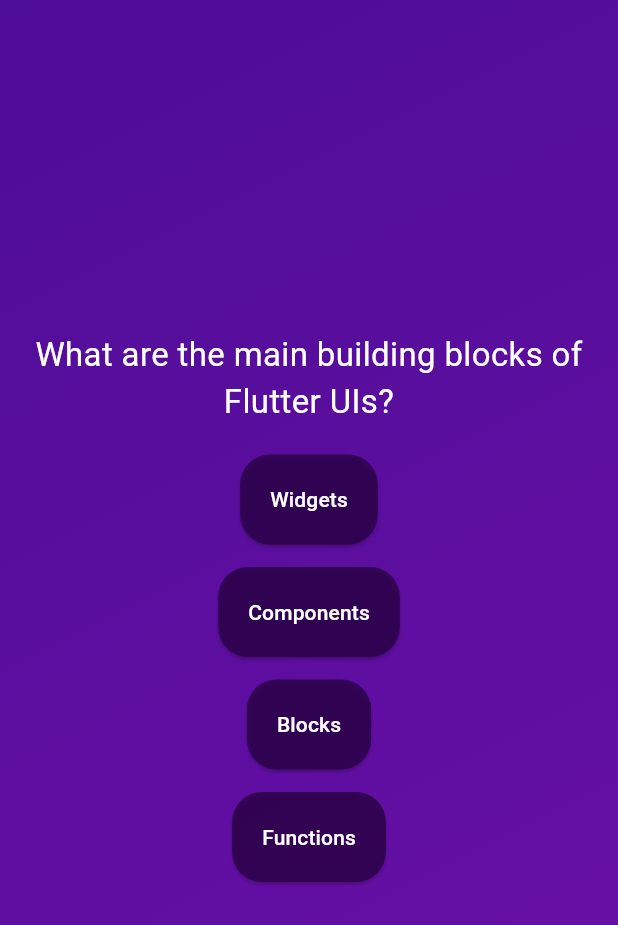
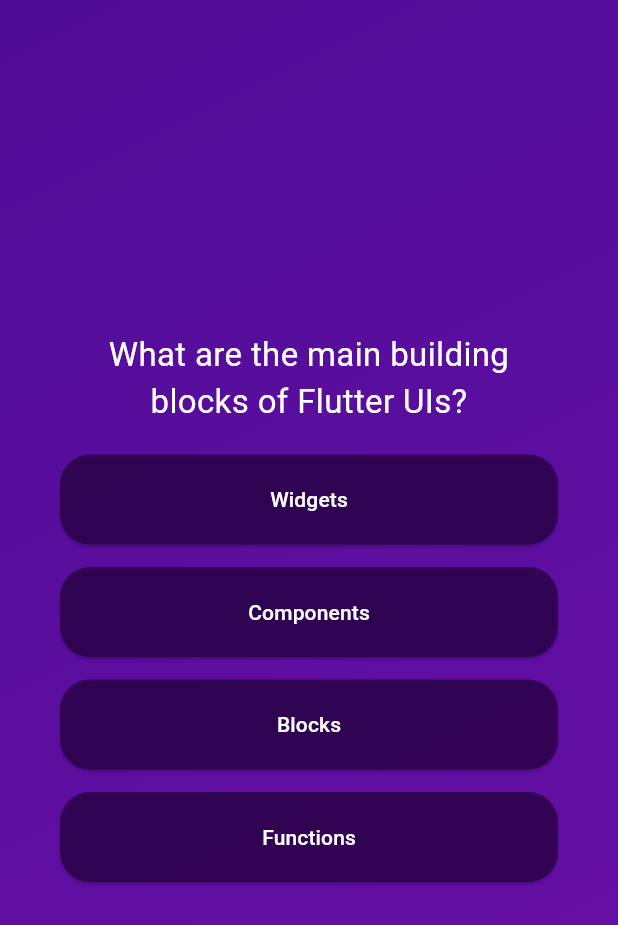
Before and after one commit to Nada-ibrahim12/Flutter_Apps, a Flutter app: the screen it shows after launch, after a tap on "Start Quiz", on a phone screen of 412 x 824 dp. Shown: the top 925 px of the screen. Run offline on Flutter 3.47's test engine with Material 3 defaults, Android fonts, the phone set to English and light mode, and no system bars.

Commit message:
stretch fixed

```diff
--- a/quiz_app/lib/questions_screen.dart
+++ b/quiz_app/lib/questions_screen.dart
@@ -17,17 +17,11 @@ class _QuestionsScreenState extends State<QuestionsScreen> {
     return SizedBox(
       width: double.infinity,
       child: Container(
-        margin: const EdgeInsets.all(20),
+        margin: const EdgeInsets.all(40),
         child: Column(
           mainAxisAlignment: MainAxisAlignment.center,
-          crossAxisAlignment: CrossAxisAlignment.stretch,
           children: [
-            Center(
-              child: Container(
-                constraints: const BoxConstraints(
-                  maxWidth: 400,
-                ),
-                child: Text(
+            Text(
               currentQuestion.text,
               style: const TextStyle(
                 color: Colors.white,
@@ -36,8 +30,6 @@ class _QuestionsScreenState extends State<QuestionsScreen> {
               textAlign: TextAlign.center,
               softWrap: true,
               overflow: TextOverflow.visible,
-                ),
-              ),
             ),
             const SizedBox(
               height: 20,
--- a/quiz_app/lib/styles/btns.dart
+++ b/quiz_app/lib/styles/btns.dart
@@ -2,8 +2,7 @@ import 'package:flutter/material.dart';
 
 var btnStyle = ElevatedButton.styleFrom(
   backgroundColor: const Color.fromARGB(218, 45, 2, 76),
-  // minimumSize: const Size(150, 15),
-  // maximumSize: const Size(400, 900),
+  minimumSize: const Size(double.infinity, 15),
   padding: const EdgeInsets.all(20),
   shape: RoundedRectangleBorder(
     borderRadius: BorderRadius.circular(20),
```
Lines whose indentation alone changed are shown as unchanged.
